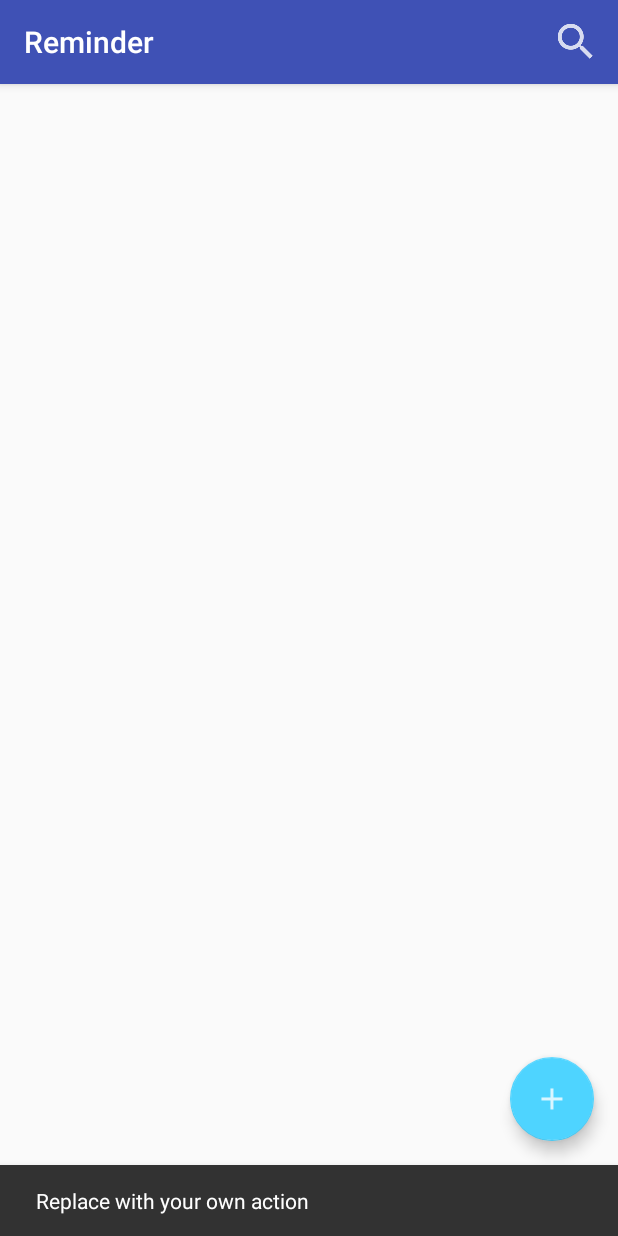
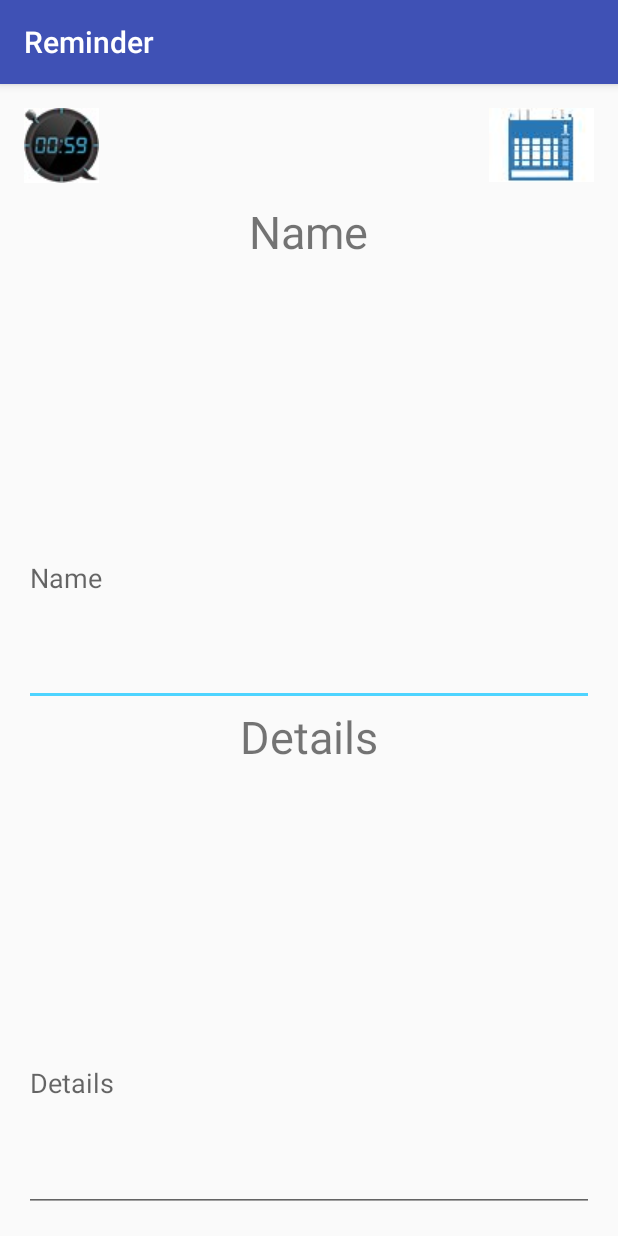
Before and after one commit to ChampClarinet/Reminder, an Android app: the screen it shows after launch (MainActivity before the commit, AddEventActivity after it), after a tap on an icon or button, on a phone screen of 412 x 824 dp. Run offline under Robolectric (Android 15) with nearby library versions, the phone set to English and light mode, and no system bars.

Commit message:
add addEventActivity

```diff
--- a/app/src/main/AndroidManifest.xml
+++ b/app/src/main/AndroidManifest.xml
@@ -18,6 +18,7 @@
                 <category android:name="android.intent.category.LAUNCHER" />
             </intent-filter>
         </activity>
+        <activity android:name=".AddEventActivity"></activity>
     </application>
 
 </manifest>
--- /dev/null
+++ b/app/src/main/java/com/example/clarinetmaster/reminder/Adapters/CardAdapter.java
@@ -0,0 +1,64 @@
+package com.example.clarinetmaster.reminder.Adapters;
+
+import android.content.Context;
+import android.support.v7.widget.CardView;
+import android.support.v7.widget.RecyclerView;
+import android.view.LayoutInflater;
+import android.view.View;
+import android.view.ViewGroup;
+import android.widget.TextView;
+
+import com.example.clarinetmaster.reminder.Models.Event;
+import com.example.clarinetmaster.reminder.R;
+import com.example.clarinetmaster.reminder.Tools.EventList;
+import com.example.clarinetmaster.reminder.Tools.Utils;
+
+public class CardAdapter extends RecyclerView.Adapter<CardAdapter.ViewHolder>{
+
+    private static final String TAG = CardAdapter.class.getSimpleName();
+
+    private EventList eventList;
+    private Context context;
+
+    static class ViewHolder extends RecyclerView.ViewHolder{
+
+        public TextView label;
+        public TextView time;
+        public TextView desc;
+        public CardView card;
+
+        public ViewHolder(View itemView) {
+            super(itemView);
+            label = (TextView) itemView.findViewById(R.id.label);
+            time = (TextView) itemView.findViewById(R.id.time);
+            desc = (TextView) itemView.findViewById(R.id.desc);
+            card = (CardView) itemView.findViewById(R.id.card_view);
+        }
+    }
+
+    public CardAdapter(Context context){
+        this.context = context;
+        this.eventList = EventList.getInstance(context);
+    }
+
+    @Override
+    public ViewHolder onCreateViewHolder(ViewGroup parent, int viewType) {
+        View v;
+        v = LayoutInflater.from(parent.getContext()).inflate(R.layout.cardview_layout, parent, false);
+        ViewHolder viewHolder = new ViewHolder(v);
+        return viewHolder;
+    }
+
+    @Override
+    public void onBindViewHolder(ViewHolder holder, int position) {
+        Event curItem = eventList.getEventList().get(position);
+        holder.label.setText(curItem.getTitle());
+        holder.time.setText(Utils.dateLabel(curItem.getDate()));
+        holder.desc.setText(curItem.getDetial());
+    }
+
+    @Override
+    public int getItemCount() {
+        return eventList.getEventList().size();
+    }
+}
--- /dev/null
+++ b/app/src/main/java/com/example/clarinetmaster/reminder/AddEventActivity.java
@@ -0,0 +1,13 @@
+package com.example.clarinetmaster.reminder;
+
+import android.support.v7.app.AppCompatActivity;
+import android.os.Bundle;
+
+public class AddEventActivity extends AppCompatActivity {
+
+    @Override
+    protected void onCreate(Bundle savedInstanceState) {
+        super.onCreate(savedInstanceState);
+        setContentView(R.layout.activity_add_event);
+    }
+}
--- a/app/src/main/java/com/example/clarinetmaster/reminder/MainActivity.java
+++ b/app/src/main/java/com/example/clarinetmaster/reminder/MainActivity.java
@@ -1,5 +1,6 @@
 package com.example.clarinetmaster.reminder;
 
+import android.content.Intent;
 import android.os.Bundle;
 import android.support.design.widget.FloatingActionButton;
 import android.support.design.widget.Snackbar;
@@ -29,8 +30,7 @@ public class MainActivity extends AppCompatActivity {
         fab.setOnClickListener(new View.OnClickListener() {
             @Override
             public void onClick(View view) {
-                Snackbar.make(view, "Replace with your own action", Snackbar.LENGTH_LONG)
-                        .setAction("Action", null).show();
+                startActivity(new Intent(MainActivity.this, AddEventActivity.class));
             }
         });
 
--- a/app/src/main/java/com/example/clarinetmaster/reminder/Tools/CardsColour.java
+++ b/app/src/main/java/com/example/clarinetmaster/reminder/Tools/CardsColour.java
@@ -1,6 +1,8 @@
 package com.example.clarinetmaster.reminder.Tools;
 
 import com.example.clarinetmaster.reminder.R;
+
+import java.util.Calendar;
 
 public class CardsColour {
 
@@ -20,8 +22,8 @@ public class CardsColour {
         return instance;
     }
 
-    public static int getColour(DateTime date){
-        long remains = date.getRemainingTime();
+    public static int getColour(Calendar date){
+        long remains = Utils.getRemainingTime(date);
         if(remains < 0) return passed;
         if(remains < 2) return urgent;
         if(remains < 4) return near;
--- /dev/null
+++ b/app/src/main/res/layout/activity_add_event.xml
@@ -0,0 +1,78 @@
+<?xml version="1.0" encoding="utf-8"?>
+<RelativeLayout xmlns:android="http://schemas.android.com/apk/res/android"
+    xmlns:app="http://schemas.android.com/apk/res-auto"
+    xmlns:tools="http://schemas.android.com/tools"
+    android:id="@+id/content_add_event"
+    android:layout_width="match_parent"
+    android:layout_height="match_parent"
+    android:paddingBottom="@dimen/activity_vertical_margin"
+    android:paddingLeft="@dimen/activity_horizontal_margin"
+    android:paddingRight="@dimen/activity_horizontal_margin"
+    android:paddingTop="@dimen/activity_vertical_margin"
+    app:layout_behavior="@string/appbar_scrolling_view_behavior"
+    tools:context="com.example.clarinetmaster.reminder.AddEventActivity">
+
+    <ImageView
+        android:id="@+id/time_image_view"
+        android:layout_width="wrap_content"
+        android:layout_height="wrap_content"
+        android:layout_alignParentTop="true"
+        android:src="@drawable/time" />
+
+    <ImageView
+        android:id="@+id/date_image_view"
+        android:layout_width="wrap_content"
+        android:layout_height="wrap_content"
+        android:layout_alignParentEnd="true"
+        android:layout_alignParentRight="true"
+        android:layout_alignTop="@id/time_image_view"
+        android:src="@drawable/calendar"
+        tools:ignore="RtlHardcoded" />
+
+
+    <LinearLayout
+        android:layout_width="match_parent"
+        android:layout_height="match_parent"
+        android:layout_alignParentStart="true"
+        android:layout_below="@+id/time_image_view"
+        android:layout_marginTop="12dp"
+        android:gravity="center"
+        android:orientation="vertical">
+
+        <TextView
+            android:id="@+id/event_label_text_view"
+            android:layout_width="wrap_content"
+            android:layout_height="wrap_content"
+            android:layout_weight="1"
+            android:text="@string/name"
+            android:textSize="30dp" />
+
+        <EditText
+            android:id="@+id/event_label_edit_text"
+            android:layout_width="match_parent"
+            android:layout_height="wrap_content"
+            android:layout_weight="1"
+            android:hint="@string/name"
+            android:inputType="textPersonName" />
+
+        <TextView
+            android:id="@+id/detail_text_view"
+            android:layout_width="wrap_content"
+            android:layout_height="wrap_content"
+            android:layout_weight="1"
+            android:text="@string/details"
+            android:textSize="30dp"
+            tools:ignore="HardcodedText" />
+
+
+        <EditText
+            android:id="@+id/detail_edit_text"
+            android:layout_width="match_parent"
+            android:layout_height="wrap_content"
+            android:layout_weight="1"
+            android:hint="@string/details"
+            android:inputType="textPersonName" />
+
+    </LinearLayout>
+
+</RelativeLayout>
--- a/app/src/main/res/menu/menu_main.xml
+++ b/app/src/main/res/menu/menu_main.xml
@@ -7,4 +7,5 @@
         android:title="@string/action_search"
         android:icon="@drawable/ic_action_search"
         app:showAsAction="always" />
+
 </menu>
--- a/app/src/main/res/values/strings.xml
+++ b/app/src/main/res/values/strings.xml
@@ -1,4 +1,7 @@
 <resources>
     <string name="app_name" translatable="false">Reminder</string>
     <string name="action_search">Search</string>
+    <string name="title_activity_add_event">AddEventActivity</string>
+    <string name="name">Name</string>
+    <string name="details">Details</string>
 </resources>
```
Also changed, not shown: app/src/main/java/com/example/clarinetmaster/reminder/Models/Event.java (+5 -7 lines), app/src/main/java/com/example/clarinetmaster/reminder/Tools/DateTime.java (deleted, +0 -64 lines), app/src/main/java/com/example/clarinetmaster/reminder/Tools/EventList.java (+5 -3 lines), app/src/main/java/com/example/clarinetmaster/reminder/Tools/Utils.java (added, +21 -0 lines), app/src/main/res/layout/cardview_layout.xml (+6 -6 lines), app/src/main/res/menu/event_form_menu.xml (added, +9 -0 lines), app/src/main/res/drawable/alarm_label.png (renamed from app/src/main/res/drawable/eieiei.png), app/src/main/res/drawable/calendar.png (added), app/src/main/res/drawable/time.png (added), app/src/main/res/drawable/warn_sign.png (renamed from app/src/main/res/drawable/oh.png).
